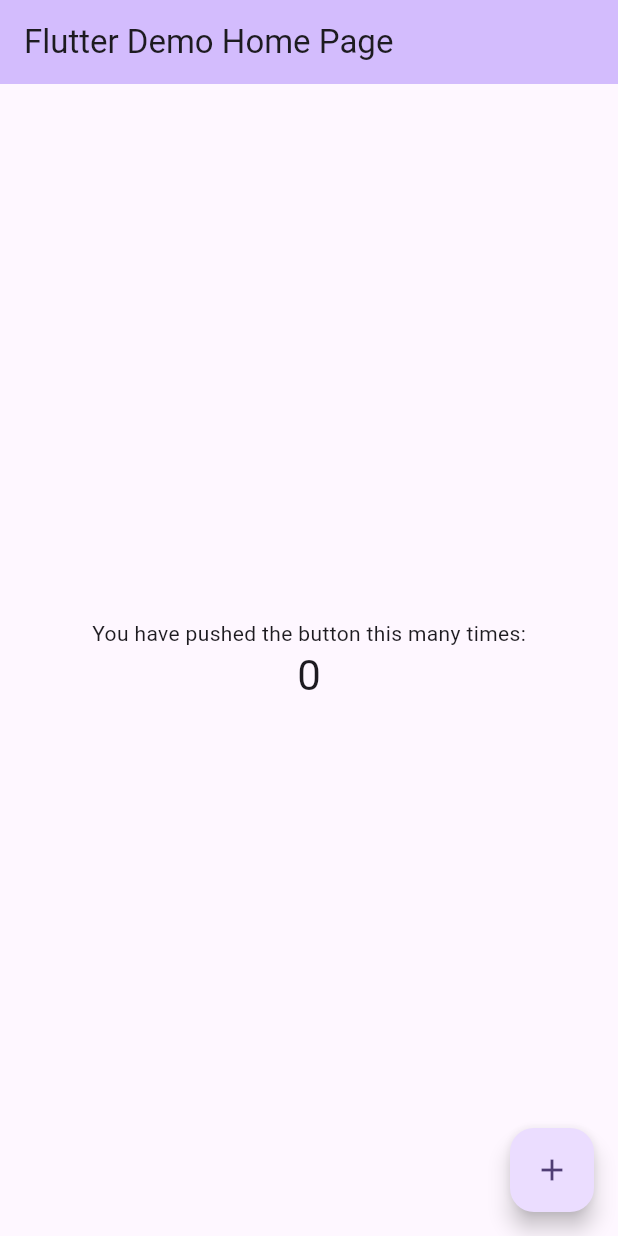
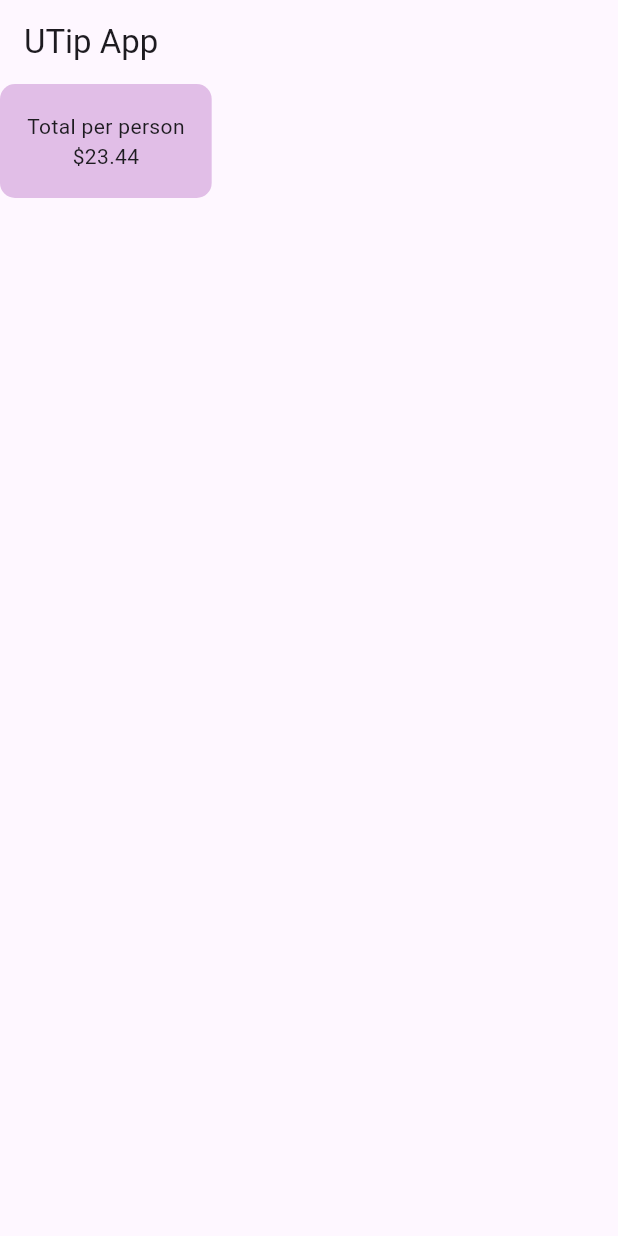
Before and after one commit to NOORSALMAN25/utip, a Flutter app: the screen it shows after launch, on a phone screen of 412 x 824 dp. Run offline on Flutter 3.47's test engine with Material 3 defaults, Android fonts, the phone set to English and light mode, and no system bars.

Commit message:
add container and decoration

```diff
--- a/lib/main.dart
+++ b/lib/main.dart
@@ -11,112 +11,45 @@ class MyApp extends StatelessWidget {
   @override
   Widget build(BuildContext context) {
     return MaterialApp(
-      title: 'Flutter Demo',
+      title: 'UTip',
       theme: ThemeData(
-        // This is the theme of your application.
-        //
-        // TRY THIS: Try running your application with "flutter run". You'll see
-        // the application has a purple toolbar. Then, without quitting the app,
-        // try changing the seedColor in the colorScheme below to Colors.green
-        // and then invoke "hot reload" (save your changes or press the "hot
-        // reload" button in a Flutter-supported IDE, or press "r" if you used
-        // the command line to start the app).
-        //
-        // Notice that the counter didn't reset back to zero; the application
-        // state is not lost during the reload. To reset the state, use hot
-        // restart instead.
-        //
-        // This works for code too, not just values: Most code changes can be
-        // tested with just a hot reload.
         colorScheme: ColorScheme.fromSeed(seedColor: Colors.deepPurple),
       ),
-      home: const MyHomePage(title: 'Flutter Demo Home Page'),
+      home: const UTip(),
     );
   }
 }
 
-class MyHomePage extends StatefulWidget {
-  const MyHomePage({super.key, required this.title});
-
-  // This widget is the home page of your application. It is stateful, meaning
-  // that it has a State object (defined below) that contains fields that affect
-  // how it looks.
-
-  // This class is the configuration for the state. It holds the values (in this
-  // case the title) provided by the parent (in this case the App widget) and
-  // used by the build method of the State. Fields in a Widget subclass are
-  // always marked "final".
-
-  final String title;
+class UTip extends StatefulWidget {
+  const UTip({super.key});
 
   @override
-  State<MyHomePage> createState() => _MyHomePageState();
+  State<UTip> createState() => _UTipState();
 }
 
-class _MyHomePageState extends State<MyHomePage> {
-  int _counter = 0;
-
-  void _incrementCounter() {
-    setState(() {
-      // This call to setState tells the Flutter framework that something has
-      // changed in this State, which causes it to rerun the build method below
-      // so that the display can reflect the updated values. If we changed
-      // _counter without calling setState(), then the build method would not be
-      // called again, and so nothing would appear to happen.
-      _counter++;
-    });
-  }
-
+class _UTipState extends State<UTip> {
   @override
   Widget build(BuildContext context) {
-    // This method is rerun every time setState is called, for instance as done
-    // by the _incrementCounter method above.
-    //
-    // The Flutter framework has been optimized to make rerunning build methods
-    // fast, so that you can just rebuild anything that needs updating rather
-    // than having to individually change instances of widgets.
     return Scaffold(
-      appBar: AppBar(
-        // TRY THIS: Try changing the color here to a specific color (to
-        // Colors.amber, perhaps?) and trigger a hot reload to see the AppBar
-        // change color while the other colors stay the same.
-        backgroundColor: Theme.of(context).colorScheme.inversePrimary,
-        // Here we take the value from the MyHomePage object that was created by
-        // the App.build method, and use it to set our appbar title.
-        title: Text(widget.title),
+      appBar: AppBar(title: const Text('UTip App')),
+      body: Column(
+        children: [
+          Container(
+            padding: const EdgeInsets.all(18),
+            decoration: BoxDecoration(
+              color: Colors.purple[100],
+              borderRadius: BorderRadius.circular(10),
+            ),
+            child: const Column(
+              children:
+              [
+                Text('Total per person'),
+                Text('\$23.44')
+                ],
+            ),
+          ),
+        ],
       ),
-      body: Center(
-        // Center is a layout widget. It takes a single child and positions it
-        // in the middle of the parent.
-        child: Column(
-          // Column is also a layout widget. It takes a list of children and
-          // arranges them vertically. By default, it sizes itself to fit its
-          // children horizontally, and tries to be as tall as its parent.
-          //
-          // Column has various properties to control how it sizes itself and
-          // how it positions its children. Here we use mainAxisAlignment to
-          // center the children vertically; the main axis here is the vertical
-          // axis because Columns are vertical (the cross axis would be
-          // horizontal).
-          //
-          // TRY THIS: Invoke "debug painting" (choose the "Toggle Debug Paint"
-          // action in the IDE, or press "p" in the console), to see the
-          // wireframe for each widget.
-          mainAxisAlignment: MainAxisAlignment.center,
-          children: <Widget>[
-            const Text('You have pushed the button this many times:'),
-            Text(
-              '$_counter',
-              style: Theme.of(context).textTheme.headlineMedium,
-            ),
-          ],
-        ),
-      ),
-      floatingActionButton: FloatingActionButton(
-        onPressed: _incrementCounter,
-        tooltip: 'Increment',
-        child: const Icon(Icons.add),
-      ), // This trailing comma makes auto-formatting nicer for build methods.
     );
   }
 }
```
